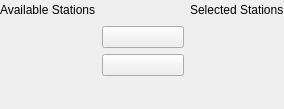
Before: the Qt Designer form src/stationselector-ui.ui in pbek/kradio, drawn with Qt 5.
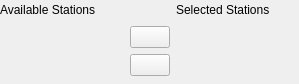
After: the same form once the commit is applied. Custom widgets are drawn as their Qt base class.

```diff
--- a/src/stationselector-ui.ui
+++ b/src/stationselector-ui.ui
@@ -1,12 +1,12 @@
 <ui version="4.0" >
  <class>StationSelectorUI</class>
- <widget class="QWidget" name="StationSelectorUI" >
-  <property name="geometry" >
+ <widget class="QWidget" name="StationSelectorUI">
+  <property name="geometry">
    <rect>
     <x>0</x>
     <y>0</y>
-    <width>284</width>
-    <height>109</height>
+    <width>299</width>
+    <height>84</height>
    </rect>
   </property>
   <property name="windowTitle" >
@@ -26,16 +26,28 @@
      </property>
     </widget>
    </item>
-   <item row="1" column="0" >
-    <widget class="RadioStationListView" native="1" name="listAvailable" >
-     <property name="acceptDrops" >
+   <item row="1" column="0">
+    <widget class="RadioStationListView" name="listAvailable" native="true">
+     <property name="sizePolicy">
+      <sizepolicy hsizetype="Expanding" vsizetype="Expanding">
+       <horstretch>0</horstretch>
+       <verstretch>0</verstretch>
+      </sizepolicy>
+     </property>
+     <property name="acceptDrops">
       <bool>true</bool>
      </property>
     </widget>
    </item>
-   <item row="1" column="2" >
-    <widget class="RadioStationListView" native="1" name="listSelected" >
-     <property name="acceptDrops" >
+   <item row="1" column="2">
+    <widget class="RadioStationListView" name="listSelected" native="true">
+     <property name="sizePolicy">
+      <sizepolicy hsizetype="Expanding" vsizetype="Expanding">
+       <horstretch>0</horstretch>
+       <verstretch>0</verstretch>
+      </sizepolicy>
+     </property>
+     <property name="acceptDrops">
       <bool>true</bool>
      </property>
     </widget>
@@ -114,7 +126,7 @@
    </item>
   </layout>
  </widget>
- <layoutdefault spacing="6" margin="11" />
+ <layoutdefault spacing="6" margin="11"/>
  <customwidgets>
   <customwidget>
    <class>KPushButton</class>
```
Left out of the diff: 67 changed lines with no effect on the pictures.
